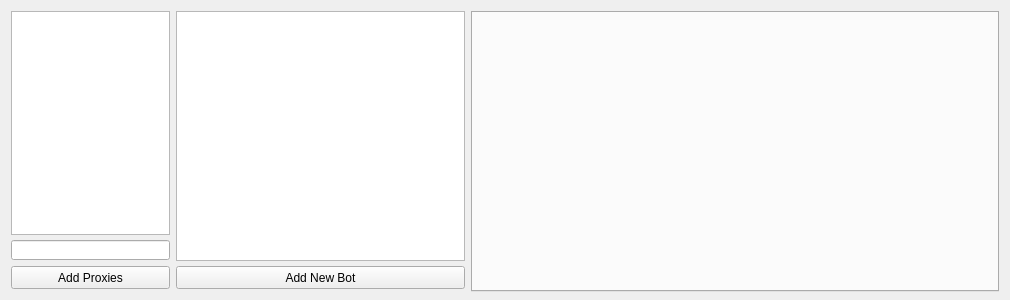
This is QT_Test/qt_test.ui in grasmanek94/PACB-PROJECT-ChatBot-QT-V3 as Qt 5 draws it before an edit. The edited form follows.
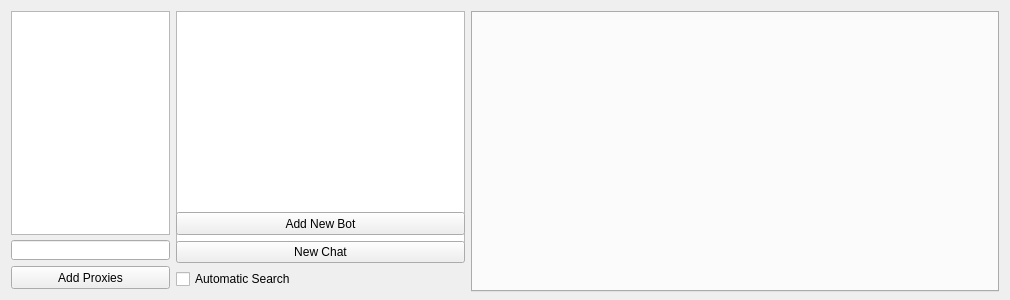
This is the edited form. Icons and pictures are not drawn.

```diff
--- a/QT_Test/qt_test.ui
+++ b/QT_Test/qt_test.ui
@@ -132,6 +132,20 @@
         </property>
        </widget>
       </item>
+      <item row="2" column="0">
+       <widget class="QPushButton" name="chatManagerRequestNewChat">
+        <property name="text">
+         <string>New Chat</string>
+        </property>
+       </widget>
+      </item>
+      <item row="3" column="0">
+       <widget class="QCheckBox" name="autoSearchCheckBox">
+        <property name="text">
+         <string>Automatic Search</string>
+        </property>
+       </widget>
+      </item>
      </layout>
     </item>
     <item>
```
